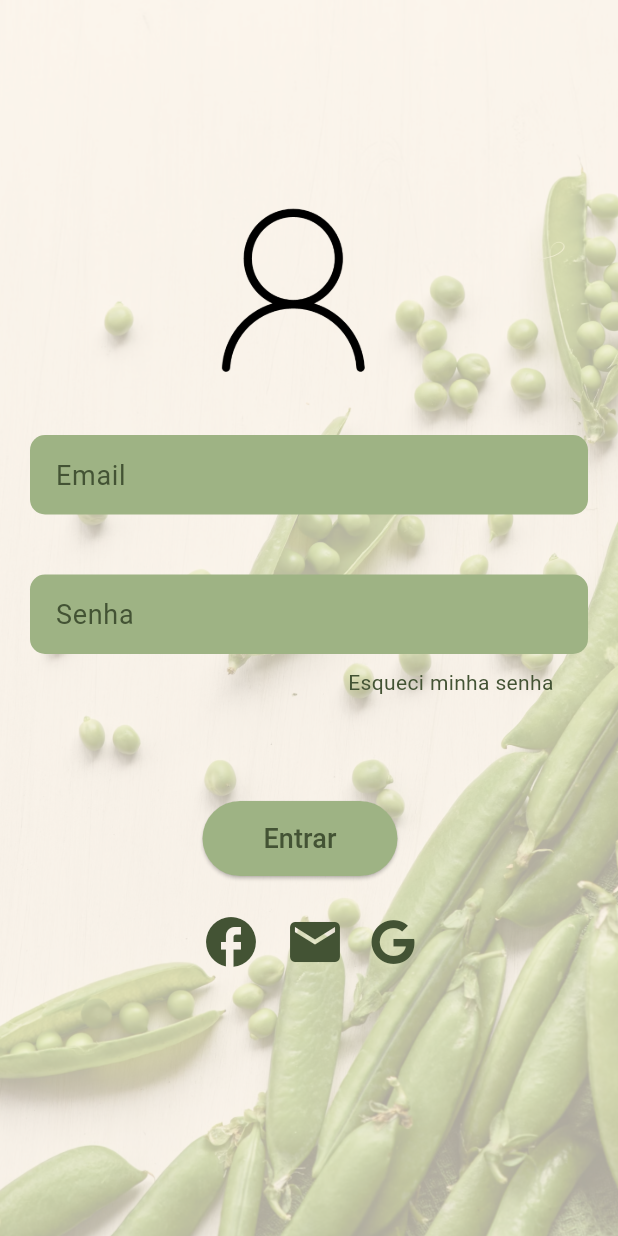
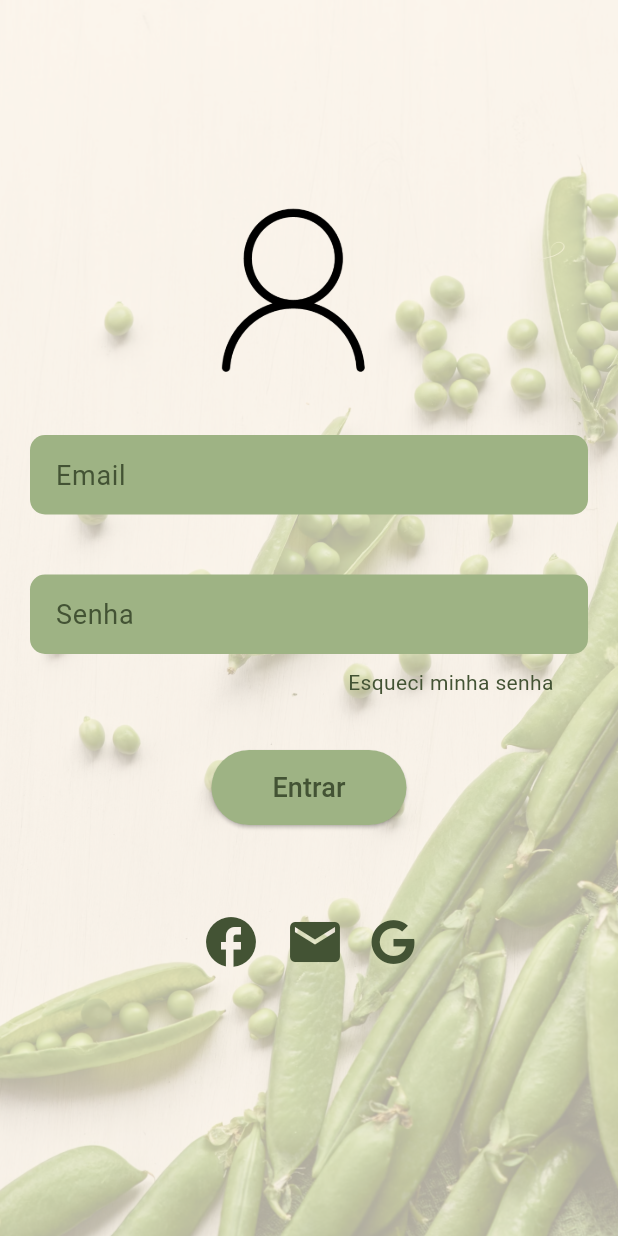
Before and after one commit to michaelleoliveir/nutricao, a Flutter app: the screen it shows after launch, on a phone screen of 412 x 824 dp. Run offline on Flutter 3.47's test engine with Material 3 defaults, Android fonts, the phone set to English and light mode, and no system bars; our stand-ins replace carousel_slider, font_awesome_flutter.

Commit message:
Update login.dart
Alteração no botão da página inicial para não sobrepor a tela

```diff
--- a/lib/screens/login.dart
+++ b/lib/screens/login.dart
@@ -73,8 +73,8 @@ class LoginPage extends StatelessWidget {
                           fillColor: const Color(0xFF9EB384),
                           enabledBorder: OutlineInputBorder(
                             borderRadius: BorderRadius.circular(10),
-                                borderSide: const BorderSide(
-                                    color: Colors.transparent),
+                            borderSide:
+                                const BorderSide(color: Colors.transparent),
                           ),
                         ),
                       ),
@@ -89,10 +89,9 @@ class LoginPage extends StatelessWidget {
                   style: TextStyle(height: 65, color: Color(0xFF435334)),
                 ),
               ),
-
-              Positioned(
-                  bottom: 240,
-                  left: 135,
+              Container(
+                height: 550,
+                alignment: Alignment.bottomCenter,
                 child: ElevatedButton(
                   onPressed: () {
                     Navigator.pushNamed(context, '/main');
@@ -108,12 +107,11 @@ class LoginPage extends StatelessWidget {
                   ),
                 ),
               ),
-
               const Row(
                 mainAxisAlignment: MainAxisAlignment.center,
                 children: [
                   Padding(
-                      padding: EdgeInsets.only(top:600),
+                    padding: EdgeInsets.only(top: 600),
                     child: IconButton(
                       onPressed: null,
                       icon: Icon(Icons.facebook),
```
Lines whose indentation alone changed are shown as unchanged.
